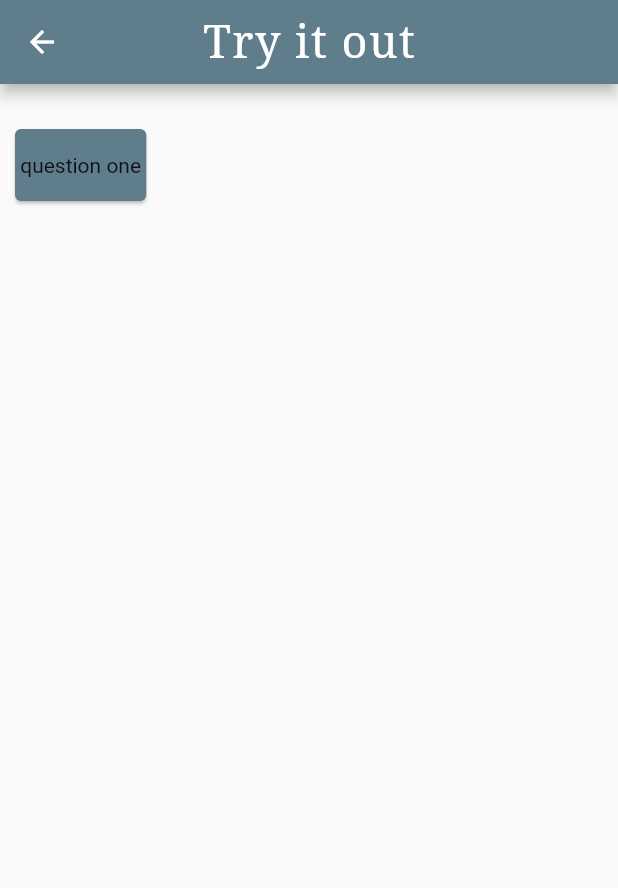
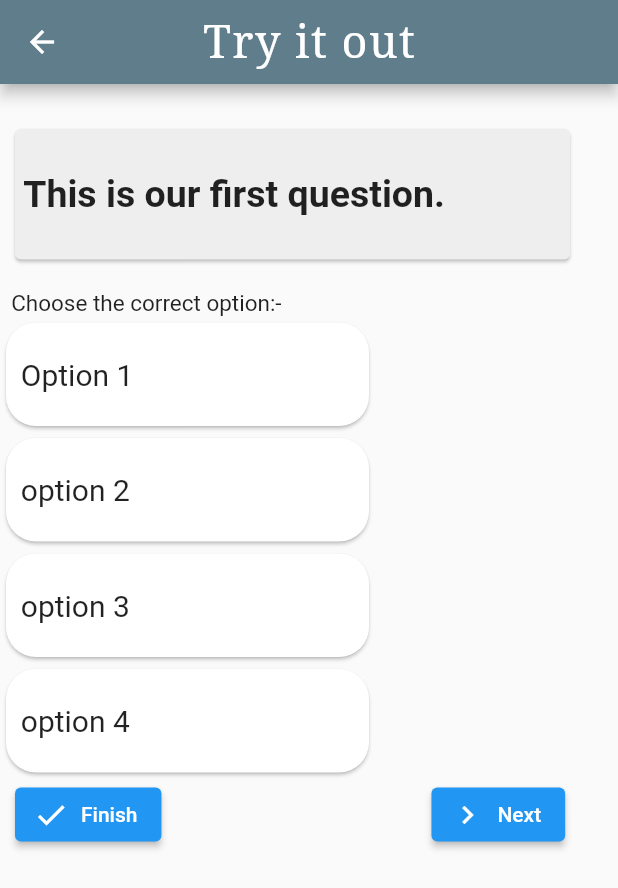
Before and after one commit to harbeerg20/QuizMania, a Flutter app: the QuePage screen opened by its route, on a phone screen of 412 x 824 dp. Shown: the top 888 px of the screen. Run offline on Flutter 3.47's test engine with Material 2 defaults, Android fonts, the phone set to English and light mode, and no system bars; our stand-ins replace google_fonts; network calls fail.

Commit message:
time stamp added

```diff
--- a/quiz_mania/lib/main.dart
+++ b/quiz_mania/lib/main.dart
@@ -1,8 +1,7 @@
-import 'dart:js';
-
 import 'package:flutter/material.dart';
 import 'package:quiz_mania/pages/start_page.dart';
 import 'package:quiz_mania/pages/que_page.dart';
+import 'package:quiz_mania/pages/timesup.dart';
 
 void main() {
   runApp(MaterialApp(
@@ -10,6 +9,7 @@ void main() {
     routes: {
       '/': (context)=>StartPage(),
       '/second':(context)=>QuePage(),
+      '/timesup':(context)=>timesup()
     },
   ));
 }
--- a/quiz_mania/lib/pages/que_page.dart
+++ b/quiz_mania/lib/pages/que_page.dart
@@ -1,3 +1,11 @@
+
+
+
+
+
+
+import 'dart:async';
+
 import 'package:flutter/material.dart';
 import 'package:google_fonts/google_fonts.dart';
 
@@ -9,7 +17,13 @@ class QuePage extends StatefulWidget {
 
 class _QuePageState extends State<QuePage> {
   @override
+
   Widget build(BuildContext context) {
+
+    Timer(Duration(seconds: 10), () {
+
+      Navigator.pushNamed(context, '/timesup');
+    });
     return Scaffold(
       appBar: AppBar(
         title: Text(
@@ -23,24 +37,136 @@ class _QuePageState extends State<QuePage> {
         backgroundColor: Colors.blueGrey,
 
       ),
-      body: Column(
-        children: [
-          Card(
 
-            margin: EdgeInsets.fromLTRB(10.0,30.0,0.0,20.0),
-            child: InkWell(
-              child: Text('\n question one \n'),
-              onTap: () async{
-                if(true){
-                  print('fuck');
-                }
+      body: SingleChildScrollView(
+        child: Container(
+          child: Column(
+            crossAxisAlignment: CrossAxisAlignment.start,
+            children: [
 
-              },
+              SizedBox(
+                width: 380,
+                child: Card(
+                  color: Colors.grey[200],
+                  margin: EdgeInsets.fromLTRB(10.0,30.0,0.0,20.0),
+                  child: InkWell(
+                    child: Text(
+
+                      '\n This is our first question. \n',
+
+                      style: TextStyle(
+                        fontSize: 25.0,
+                        fontWeight: FontWeight.bold,
+
+                      ),
+                      ),
+
+                    ),
+                    //color:  true ? Colors.blueGrey : Colors.white,
+                ),
               ),
-              color:  true ? Colors.blueGrey : Colors.white,
-              //color: Colors.grey[200],
+              Text(
+                '  Choose the correct option:-',
+                style: TextStyle(fontSize: 15),
+                ),
+              SizedBox(
+                width: 250,
+                child: Card(
+                  shape: RoundedRectangleBorder(
+                    borderRadius: BorderRadius.circular(20),
+                    ),
+                  child: InkWell(
+                    child: Text(
+                      '\n  Option 1  \n',
+                      style: TextStyle(
+                        fontSize: 20,
+                      ),
+                      ),
+                      onTap: (){
+                        print('option 1');
+                      },
+                  ),
+                ),
+              ),
+              SizedBox(
+                width: 250,
+                child: Card(
+                  shape: RoundedRectangleBorder(
+                    borderRadius: BorderRadius.circular(20),
+
+                    ),
+                  child: InkWell(
+                    child: Text(
+                      '\n  option 2  \n',
+                      style: TextStyle(
+                        fontSize: 20,
+                      ),
+                      ),
+                      onTap: (){
+                        print('option 2');
+                      },
+                  ),
+                ),
+              ),
+              SizedBox(
+                width: 250,
+                child: Card(
+                  shape: RoundedRectangleBorder(
+                    borderRadius: BorderRadius.circular(20),
+                    ),
+                  child: InkWell(
+                    child: Text(
+                      '\n  option 3  \n',
+                      style: TextStyle(
+                        fontSize: 20,
+                      ),
+                      ),
+                      onTap: (){
+                        print('option 3');
+                      },
+                  ),
+                ),
+              ),
+              SizedBox(
+                width: 250,
+                child: Card(
+                  shape: RoundedRectangleBorder(
+                    borderRadius: BorderRadius.circular(20),
+                    ),
+                  child: InkWell(
+                    child: Text(
+                      '\n  option 4  \n',
+                      style: TextStyle(
+                        fontSize: 20,
+                      ),
+                      ),
+                      onTap: (){
+                        print('option 4');
+                      },
+                  ),
+                ),
+              ),
+              Row(
+                children: [
+                  SizedBox(width: 10,),
+                  ElevatedButton.icon(
+                    onPressed: (){},
+                    label: Text('Finish'),
+                    icon: Icon(Icons.done),
+                  ),
+                  SizedBox(width: 180,),
+                  ElevatedButton.icon(
+                    onPressed: (){
+                      print('next');
+                    },
+                    label: Text('Next'),
+                    icon: Icon(Icons.navigate_next),
+                  ),
+                ],
+              ),
+            ],
           ),
-        ],
+        ),
       ),
     );
   }
--- a/quiz_mania/lib/pages/start_page.dart
+++ b/quiz_mania/lib/pages/start_page.dart
@@ -8,14 +8,15 @@ class StartPage extends StatelessWidget {
     return Scaffold(
     backgroundColor: Colors.blueGrey[100],
 
-      body: Column(
+      body: SafeArea(
+        child: Column(
           crossAxisAlignment: CrossAxisAlignment.stretch,
           children: [
            Row(
              children: [
-             SizedBox(width: 40.0,),
+               SizedBox(width: 80.0,),
                Padding(
-               padding: EdgeInsets.fromLTRB(100.0, 50, 100, 20),
+                 padding: EdgeInsets.symmetric(),
                  child: Text(
                      'Quiz Mania',
                     style: GoogleFonts.permanentMarker(
@@ -25,7 +26,7 @@ class StartPage extends StatelessWidget {
                ),
              ],
            ),
-
+          SizedBox(height:30,),
           CircleAvatar(
             backgroundImage: NetworkImage('https://image.shutterstock.com/image-vector/quiz-icon-logo-260nw-1298743501.jpg'),
             radius: 180.0,
@@ -57,6 +58,7 @@ class StartPage extends StatelessWidget {
 
           ],
         ),
+      ),
     );
   }
 }
--- /dev/null
+++ b/quiz_mania/lib/pages/timesup.dart
@@ -0,0 +1,18 @@
+import 'package:flutter/material.dart';
+import 'package:quiz_mania/pages/que_page.dart';
+
+class timesup extends StatelessWidget {
+  @override
+  Widget build(BuildContext context) {
+    return Scaffold(
+    backgroundColor: Colors.teal[300],
+
+      body: Center(
+        child: CircleAvatar(
+              backgroundImage: NetworkImage('https://thumbs.dreamstime.com/b/inscription-time-over-stopwatch-icon-vector-157015860.jpg'),
+              radius: 180.0,
+            ),
+      ),
+    );
+  }
+}
```
Lines whose indentation alone changed are shown as unchanged.
